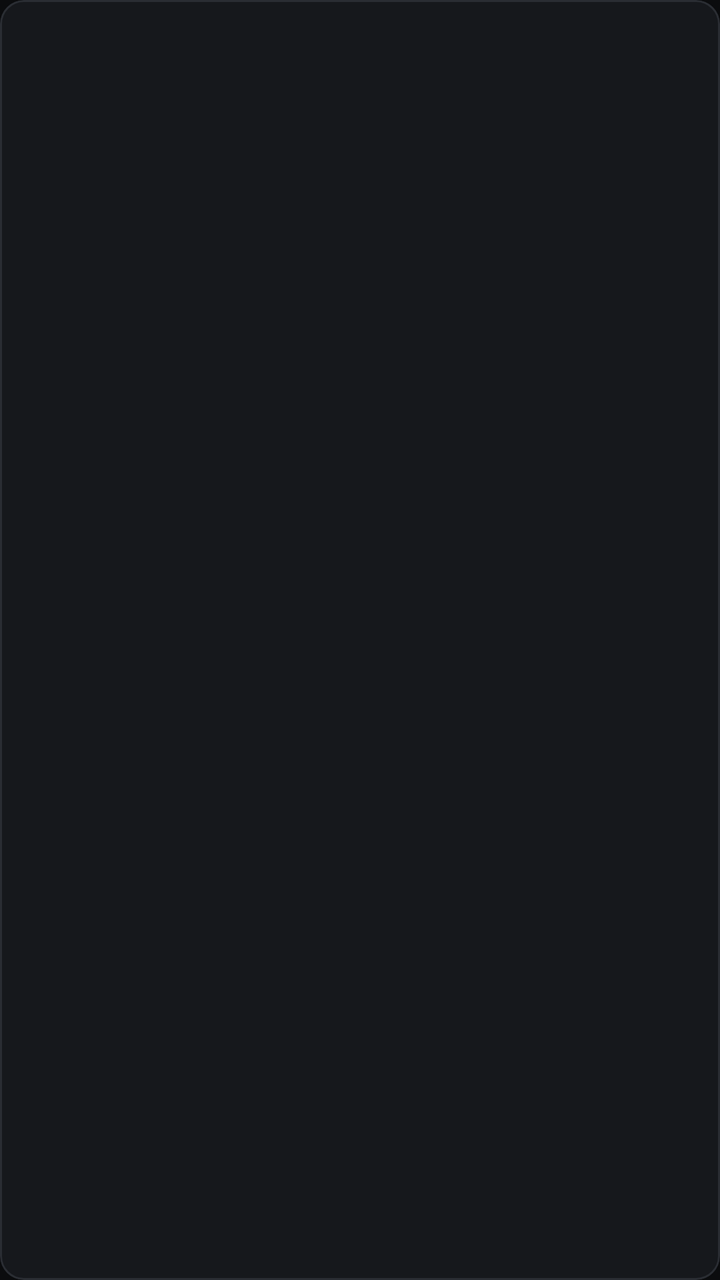
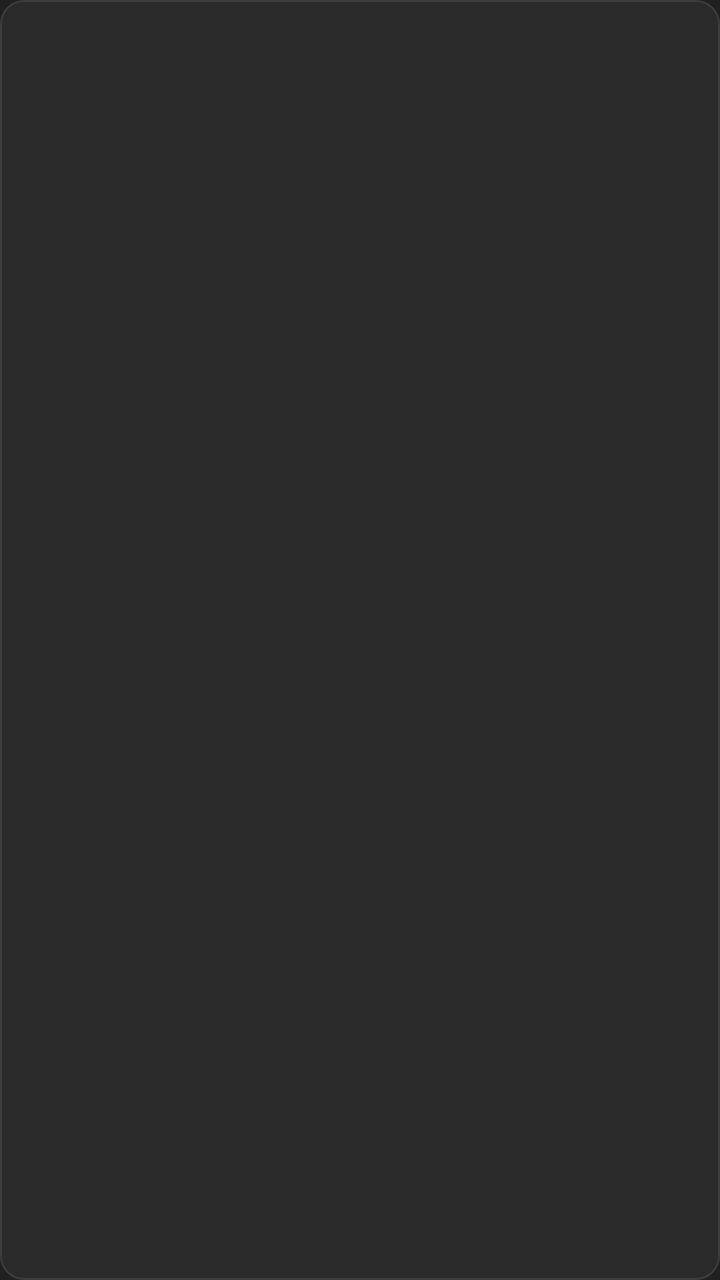

Before-and-after screenshots of an Android layout around one commit, followed by the original layout XML and the change that was made.
<!-- AndroidManifest.xml: application theme Theme.PopayanMotor -->
<!-- res/layout/item_event.xml -->
<?xml version="1.0" encoding="utf-8"?>
<com.google.android.material.card.MaterialCardView xmlns:android="http://schemas.android.com/apk/res/android"
    xmlns:app="http://schemas.android.com/apk/res-auto"
    android:layout_width="match_parent"
    android:layout_height="wrap_content"
    android:layout_marginVertical="6dp"
    app:cardBackgroundColor="@color/surface"
    app:cardCornerRadius="12dp"
    app:strokeColor="@color/outline"
    app:strokeWidth="1dp">

    <LinearLayout
        android:layout_width="match_parent"
        android:layout_height="wrap_content"
        android:orientation="horizontal"
        android:padding="14dp">

        
        <LinearLayout
            android:layout_width="56dp"
            android:layout_height="wrap_content"
            android:gravity="center_horizontal"
            android:orientation="vertical">

            <TextView
                android:id="@+id/tvDay"
                style="@style/TextTitle"
                android:layout_width="wrap_content"
                android:layout_height="wrap_content"
                android:textSize="30sp" />

            <TextView
                android:id="@+id/tvMonth"
                android:layout_width="wrap_content"
                android:layout_height="wrap_content"
                android:textColor="@color/accent"
                android:textSize="13sp"
                android:textStyle="bold" />
        </LinearLayout>

        <LinearLayout
            android:layout_width="0dp"
            android:layout_height="wrap_content"
            android:layout_marginStart="12dp"
            android:layout_weight="1"
            android:orientation="vertical">

            <LinearLayout
                android:layout_width="match_parent"
                android:layout_height="wrap_content"
                android:orientation="horizontal">

                <TextView
                    android:id="@+id/tvCategory"
                    android:layout_width="0dp"
                    android:layout_height="wrap_content"
                    android:layout_weight="1"
                    android:textColor="@color/accent"
                    android:textSize="12sp"
                    android:textStyle="bold" />

                <TextView
                    android:id="@+id/tvFinished"
                    android:layout_width="wrap_content"
                    android:layout_height="wrap_content"
                    android:text="@string/finished"
                    android:textColor="@color/text_secondary"
                    android:textSize="12sp"
                    android:visibility="gone" />
            </LinearLayout>

            <TextView
                android:id="@+id/tvName"
                style="@style/TextTitle"
                android:layout_width="match_parent"
                android:layout_height="wrap_content"
                android:layout_marginTop="2dp"
                android:textAllCaps="false"
                android:textSize="20sp" />

            <TextView
                android:id="@+id/tvWhenWhere"
                android:layout_width="match_parent"
                android:layout_height="wrap_content"
                android:layout_marginTop="4dp"
                android:textColor="@color/text_secondary"
                android:textSize="13sp" />

            <LinearLayout
                android:layout_width="match_parent"
                android:layout_height="wrap_content"
                android:layout_marginTop="8dp"
                android:orientation="horizontal">

                <TextView
                    android:id="@+id/tvCapacity"
                    android:layout_width="wrap_content"
                    android:layout_height="wrap_content"
                    android:textColor="@color/text_primary"
                    android:textSize="13sp" />

                <TextView
                    android:id="@+id/tvPrice"
                    android:layout_width="wrap_content"
                    android:layout_height="wrap_content"
                    android:layout_marginStart="16dp"
                    android:textColor="@color/text_primary"
                    android:textSize="13sp" />

                <TextView
                    android:id="@+id/tvDistance"
                    android:layout_width="wrap_content"
                    android:layout_height="wrap_content"
                    android:layout_marginStart="16dp"
                    android:textColor="@color/text_primary"
                    android:textSize="13sp" />
            </LinearLayout>
        </LinearLayout>
    </LinearLayout>
</com.google.android.material.card.MaterialCardView>
<!-- resources referenced by this layout -->
<resources>
  <color name="accent">#E1292F</color>
  <color name="outline">#2A2D33</color>
  <color name="surface">#16181C</color>
  <color name="text_primary">#F6F6F4</color>
  <color name="text_secondary">#8D9199</color>
  <string name="finished">Terminado</string>
  <style name="TextTitle">
          <item name="android:fontFamily">sans-serif-condensed</item>
          <item name="android:textStyle">bold</item>
          <item name="android:textAllCaps">true</item>
          <item name="android:textColor">@color/text_primary</item>
      </style>
  <style name="Theme.PopayanMotor" parent="Theme.Material3.Dark.NoActionBar">
          <item name="colorPrimary">@color/accent</item>
          <item name="colorOnPrimary">@color/text_primary</item>
          <item name="colorSecondary">@color/accent</item>
          <item name="android:colorBackground">@color/bg</item>
          <item name="colorSurface">@color/bg</item>
          <item name="colorSurfaceContainer">@color/surface</item>
          <item name="colorOnSurface">@color/text_primary</item>
          <item name="colorOnSurfaceVariant">@color/text_secondary</item>
          <item name="colorOutline">@color/outline</item>
      </style>
  <color name="bg">#0B0C0E</color>
</resources>

<!-- the commit's change to res/layout/item_event.xml (unified diff, before → after) -->
@@ -33,7 +33,7 @@
                 android:id="@+id/tvMonth"
                 android:layout_width="wrap_content"
                 android:layout_height="wrap_content"
-                android:textColor="@color/accent"
+                android:textColor="@color/accent_text"
                 android:textSize="13sp"
                 android:textStyle="bold" />
         </LinearLayout>
@@ -55,7 +55,7 @@
                     android:layout_width="0dp"
                     android:layout_height="wrap_content"
                     android:layout_weight="1"
-                    android:textColor="@color/accent"
+                    android:textColor="@color/accent_text"
                     android:textSize="12sp"
                     android:textStyle="bold" />
 
<!-- resource entries referenced after the edit -->
@@ -1,10 +1,11 @@
 <!-- resources referenced by this layout -->
 <resources>
-  <color name="accent">#E1292F</color>
-  <color name="outline">#2A2D33</color>
-  <color name="surface">#16181C</color>
-  <color name="text_primary">#F6F6F4</color>
-  <color name="text_secondary">#8D9199</color>
+  <color name="accent_text">#F2475A</color>
+  <color name="accent">#C8102E</color>
+  <color name="outline">#3D3D3D</color>
+  <color name="surface">#2A2A2A</color>
+  <color name="text_primary">#F2F0ED</color>
+  <color name="text_secondary">#A9A49C</color>
   <string name="finished">Terminado</string>
   <style name="TextTitle">
           <item name="android:fontFamily">sans-serif-condensed</item>
@@ -16,13 +17,38 @@
           <item name="colorPrimary">@color/accent</item>
           <item name="colorOnPrimary">@color/text_primary</item>
           <item name="colorSecondary">@color/accent</item>
+          <item name="colorOnSecondary">@color/text_primary</item>
+          
+          <item name="colorSecondaryContainer">@color/accent</item>
+          <item name="colorOnSecondaryContainer">@color/text_primary</item>
           <item name="android:colorBackground">@color/bg</item>
           <item name="colorSurface">@color/bg</item>
-          <item name="colorSurfaceContainer">@color/surface</item>
           <item name="colorOnSurface">@color/text_primary</item>
           <item name="colorOnSurfaceVariant">@color/text_secondary</item>
-          <item name="colorOutline">@color/outline</item>
+          <item name="colorSurfaceContainerLowest">@color/bg</item>
+          <item name="colorSurfaceContainerLow">@color/surface</item>
+          <item name="colorSurfaceContainer">@color/surface</item>
+          <item name="colorSurfaceContainerHigh">@color/surface_high</item>
+          <item name="colorSurfaceContainerHighest">@color/surface_high</item>
+          <item name="colorOutline">@color/outline_strong</item>
+          <item name="colorOutlineVariant">@color/outline</item>
+          <item name="colorError">@color/error</item>
+          
+          <item name="elevationOverlayEnabled">false</item>
+          <item name="android:statusBarColor">@color/bg</item>
+          <item name="android:navigationBarColor">@color/surface</item>
+          <item name="materialAlertDialogTheme">@style/ThemeOverlay.PopayanMotor.Dialog</item>
       </style>
-  <color name="bg">#0B0C0E</color>
+  <color name="bg">#202020</color>
+  <color name="surface_high">#333333</color>
+  <color name="outline_strong">#77736D</color>
+  <color name="error">#FF8A80</color>
+  <style name="ThemeOverlay.PopayanMotor.Dialog" parent="ThemeOverlay.Material3.MaterialAlertDialog">
+          <item name="colorPrimary">@color/accent_text</item>
+          <item name="colorSurface">@color/surface_high</item>
+          <item name="colorSurfaceContainerHigh">@color/surface_high</item>
+          
+          <item name="elevationOverlayEnabled">false</item>
+      </style>
 </resources>
 
